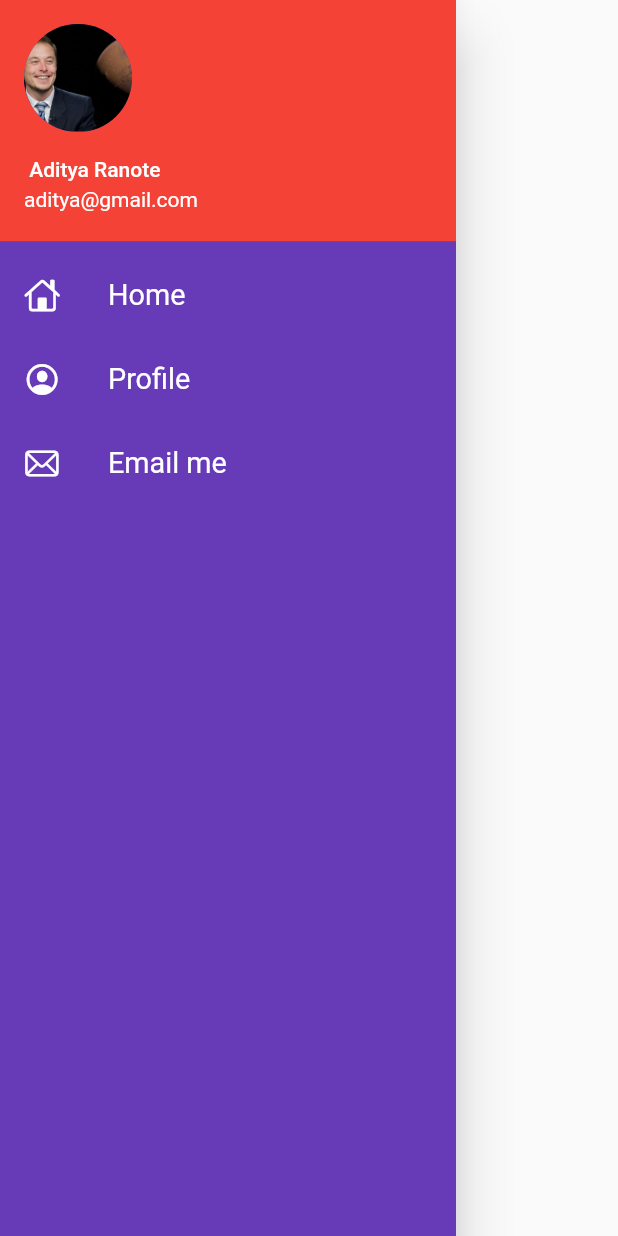
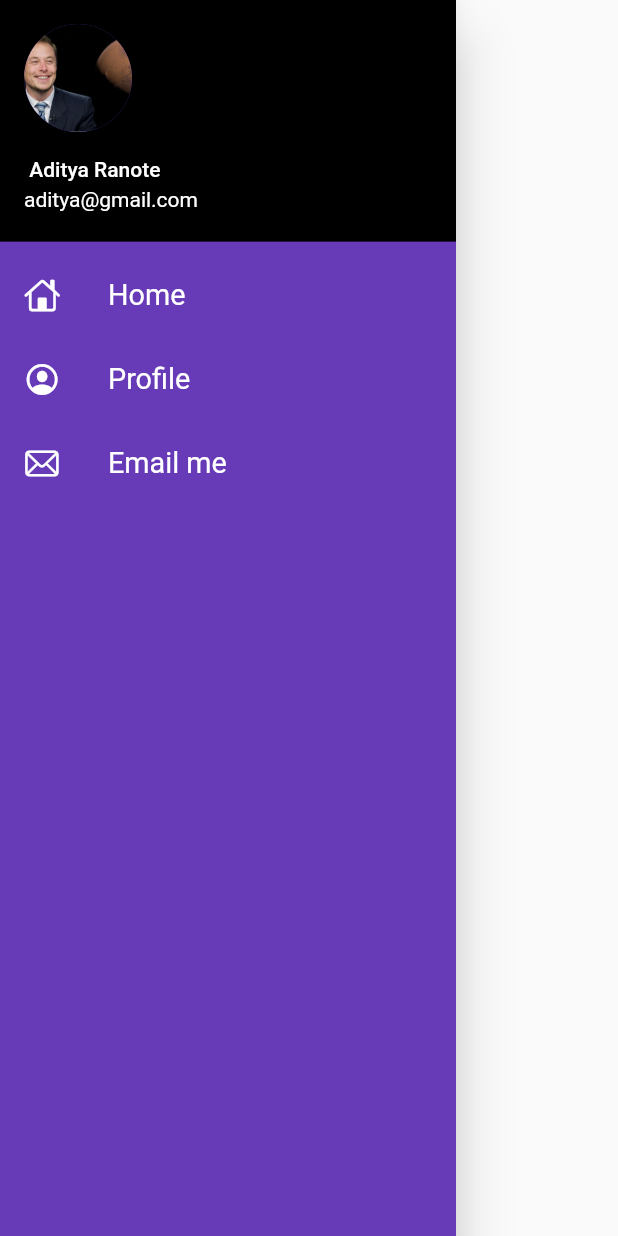
Before and after one commit to adityaranote/30DaysOfFlutter, a Flutter app: the MyDrawer widget shown alone on an empty page, opened directly, on a phone screen of 412 x 824 dp. Run offline on Flutter 3.47's test engine with Material 2 defaults, Android fonts, the phone set to English and light mode, and no system bars; our stand-ins replace google_fonts.

```diff
--- a/lib/widgets/drawer.dart
+++ b/lib/widgets/drawer.dart
@@ -16,10 +16,11 @@ class MyDrawer extends StatelessWidget {
               padding: EdgeInsets.zero,
               child: UserAccountsDrawerHeader(
                 margin: EdgeInsets.zero,
-                decoration: BoxDecoration(color: Colors.red),
+                decoration: BoxDecoration(color: Colors.black),
                 accountName: Text(" Aditya Ranote"),
                 accountEmail: Text("aditya@gmail.com"),
                 currentAccountPicture: CircleAvatar(
+                  radius: 50,
                   backgroundImage: AssetImage("assets/images/elon.jpg"),
                 ),
               ),
```
